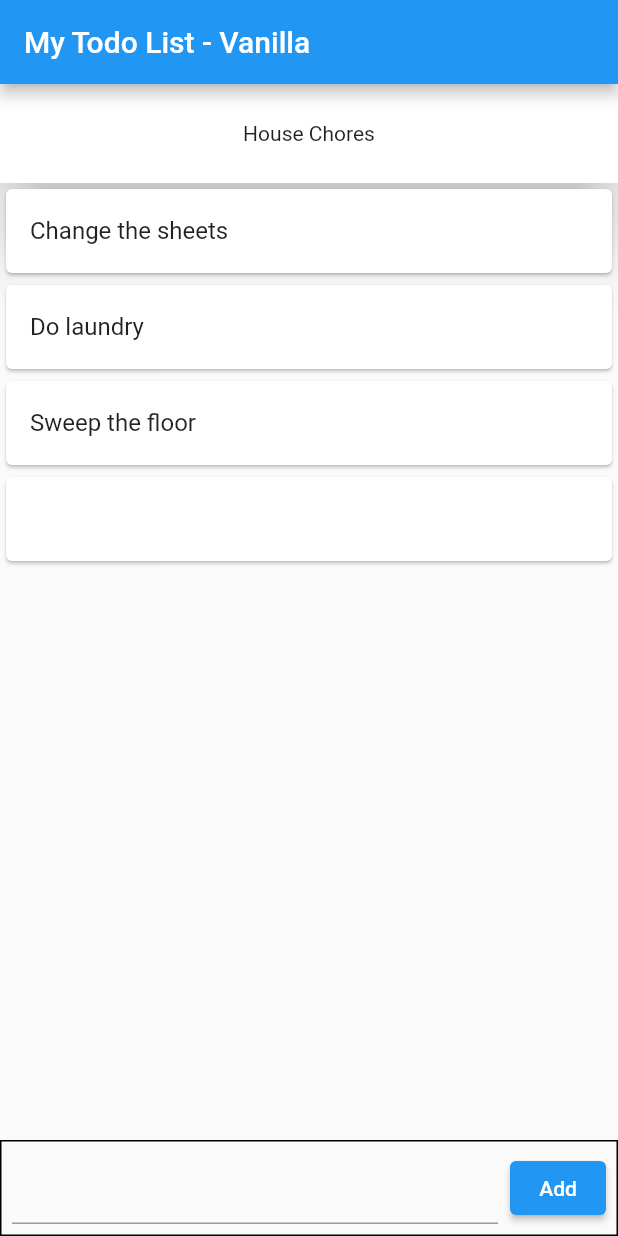
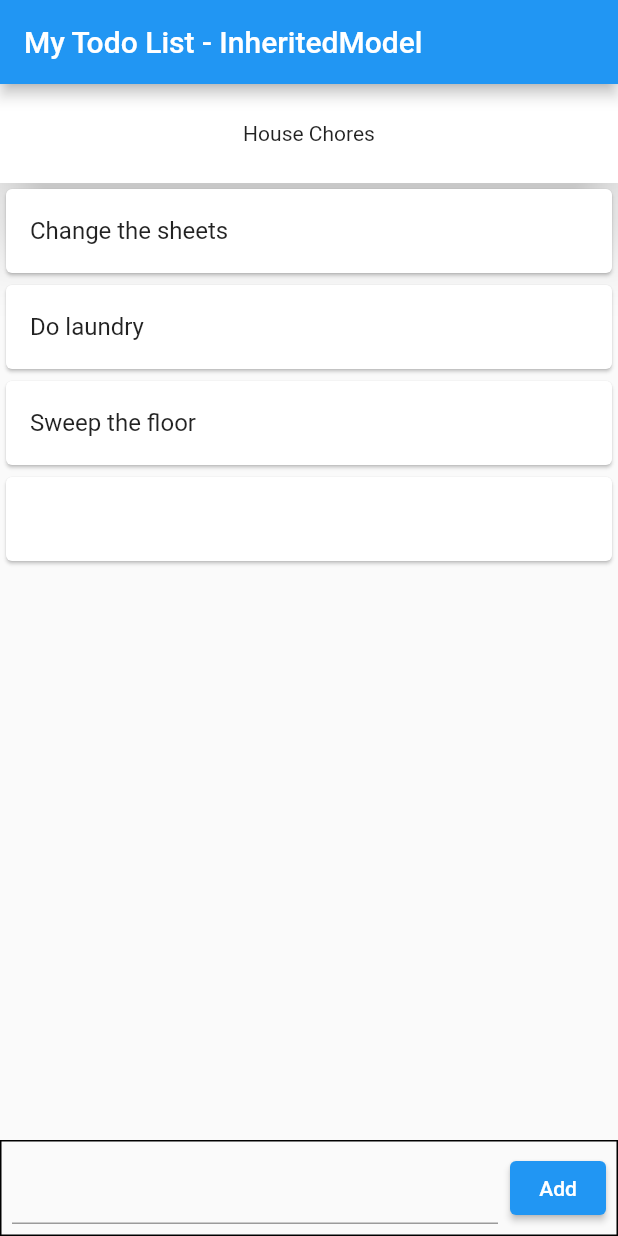
Before and after one commit to BasakK6/flutter_state_management, a Flutter app: the screen it shows after launch, after a tap on "Add", on a phone screen of 412 x 824 dp. Run offline on Flutter 3.47's test engine with Material 2 defaults, Android fonts, the phone set to English and light mode, and no system bars; our stand-ins replace logger.

Commit message:
used inherited model instead of vanilla state management

```diff
--- a/lib/repository/todo_repository.dart
+++ b/lib/repository/todo_repository.dart
@@ -10,4 +10,8 @@ class TodoRepository {
   void addItem(String text) {
     todoItems.add(text);
   }
+
+  void addItemToNewList(String text) {
+    todoItems = [...todoItems, text];
+  }
 }
--- a/lib/todo_view.dart
+++ b/lib/todo_view.dart
@@ -20,7 +20,8 @@ class _TodoViewState extends State<TodoView> {
 
   void addTodo(String text) {
     setState(() {
-      todoRepository.addItem(text);
+      //todoRepository.addItem(text); //does not work because the list requires a new reference
+      todoRepository.addItemToNewList(text);
     });
   }
 
@@ -29,41 +30,77 @@ class _TodoViewState extends State<TodoView> {
     ProjectLogger().logger.i("TodoView build run");
     return Scaffold(
       appBar: buildAppBar(),
-      body: CategoryBody(
+      body: CategoryAncestor(
         category: todoRepository.category,
         todoItems: todoRepository.todoItems,
         addTodo: addTodo,
+        child: const CategoryBody(),
       ),
     );
   }
 
   AppBar buildAppBar() {
-    return AppBar(title: const Text("My Todo List - Vanilla"));
+    return AppBar(title: const Text("My Todo List - InheritedModel"));
+  }
+}
+
+class CategoryAncestor extends InheritedModel<String> {
+  const CategoryAncestor({
+    Key? key,
+    required Widget child,
+    required this.category,
+    required this.todoItems,
+    required this.addTodo,
+  }) : super(key: key, child: child);
+
+  final String category;
+  final List<String> todoItems;
+  final void Function(String text) addTodo;
+
+  static CategoryAncestor of(BuildContext context) {
+    final CategoryAncestor? result =
+        context.dependOnInheritedWidgetOfExactType<CategoryAncestor>();
+    assert(result != null, 'No CategoryAncestor found in context');
+    return result!;
+  }
+
+  @override
+  bool updateShouldNotify(CategoryAncestor oldWidget) {
+    return oldWidget.category != category ||
+        oldWidget.todoItems != todoItems ||
+        oldWidget.addTodo != addTodo;
+  }
+
+  @override
+  bool updateShouldNotifyDependent(CategoryAncestor oldWidget, Set<String> dependencies) {
+    if(dependencies.contains("todo items") && oldWidget.todoItems != todoItems){
+      return true;
+    }
+    if(dependencies.contains("category") && oldWidget.category != category){
+      return true;
+    }
+    if(dependencies.contains("addTodo function") && oldWidget.addTodo != addTodo){
+      return true;
+    }
+    return false;
   }
 }
 
 class CategoryBody extends StatelessWidget {
   const CategoryBody({
     super.key,
-    required this.category,
-    required this.todoItems,
-    required this.addTodo,
   });
-
-  final String category;
-  final List<String> todoItems;
-  final void Function(String text) addTodo;
 
   @override
   Widget build(BuildContext context) {
     ProjectLogger().logger.i("CategoryBody build run");
     return Column(
-      children: [
-        CategoryTitleWidget(category: category),
+      children: const [
+        CategoryTitleWidget(),
         Expanded(
-          child: CategoryItems(todoItems: todoItems),
+          child: CategoryItems(),
         ),
-        CategoryInput(addTodo: addTodo),
+        CategoryInput(),
       ],
     );
   }
@@ -72,21 +109,20 @@ class CategoryBody extends StatelessWidget {
 class CategoryTitleWidget extends StatelessWidget {
   const CategoryTitleWidget({
     super.key,
-    required this.category,
   });
-
-  final String category;
 
   @override
   Widget build(BuildContext context) {
     ProjectLogger().logger.i("CategoryTitle build run");
+    var ancestor = InheritedModel.inheritFrom<CategoryAncestor>(context, aspect: "category");
+
     return PhysicalModel(
       elevation: 20,
       color: Colors.white,
       child: Center(
         child: Padding(
           padding: const EdgeInsets.all(25.0),
-          child: Text(category),
+          child: Text(ancestor?.category ?? ""),
         ),
       ),
     );
@@ -96,23 +132,22 @@ class CategoryTitleWidget extends StatelessWidget {
 class CategoryItems extends StatelessWidget {
   const CategoryItems({
     super.key,
-    required this.todoItems,
   });
-
-  final List<String> todoItems;
 
   @override
   Widget build(BuildContext context) {
     ProjectLogger().logger.i("CategoryItems build run");
+    var ancestor = InheritedModel.inheritFrom<CategoryAncestor>(context, aspect: "todo items");
+
     return ListView.builder(
       itemBuilder: (BuildContext context, int index) {
         return Card(
           child: ListTile(
-            title: Text(todoItems[index]),
+            title: Text(ancestor?.todoItems[index] ?? ""),
           ),
         );
       },
-      itemCount: todoItems.length,
+      itemCount: ancestor?.todoItems.length ?? 0,
     );
   }
 }
@@ -120,10 +155,7 @@ class CategoryItems extends StatelessWidget {
 class CategoryInput extends StatefulWidget {
   const CategoryInput({
     super.key,
-    required this.addTodo,
   });
-
-  final void Function(String text) addTodo;
 
   @override
   State<CategoryInput> createState() => _CategoryInputState();
@@ -147,6 +179,8 @@ class _CategoryInputState extends State<CategoryInput> {
   @override
   Widget build(BuildContext context) {
     ProjectLogger().logger.i("CategoryInput build run");
+    var ancestor = InheritedModel.inheritFrom<CategoryAncestor>(context, aspect: "addTodo function");
+
     return DecoratedBox(
       decoration: BoxDecoration(border: Border.all()),
       child: Row(
@@ -162,7 +196,7 @@ class _CategoryInputState extends State<CategoryInput> {
             padding: const EdgeInsets.only(right: 8.0),
             child: ElevatedButton(
               onPressed: () {
-                widget.addTodo(controller.text);
+                ancestor?.addTodo(controller.text);
                 controller.clear();
               },
               child: const Text("Add"),
```
